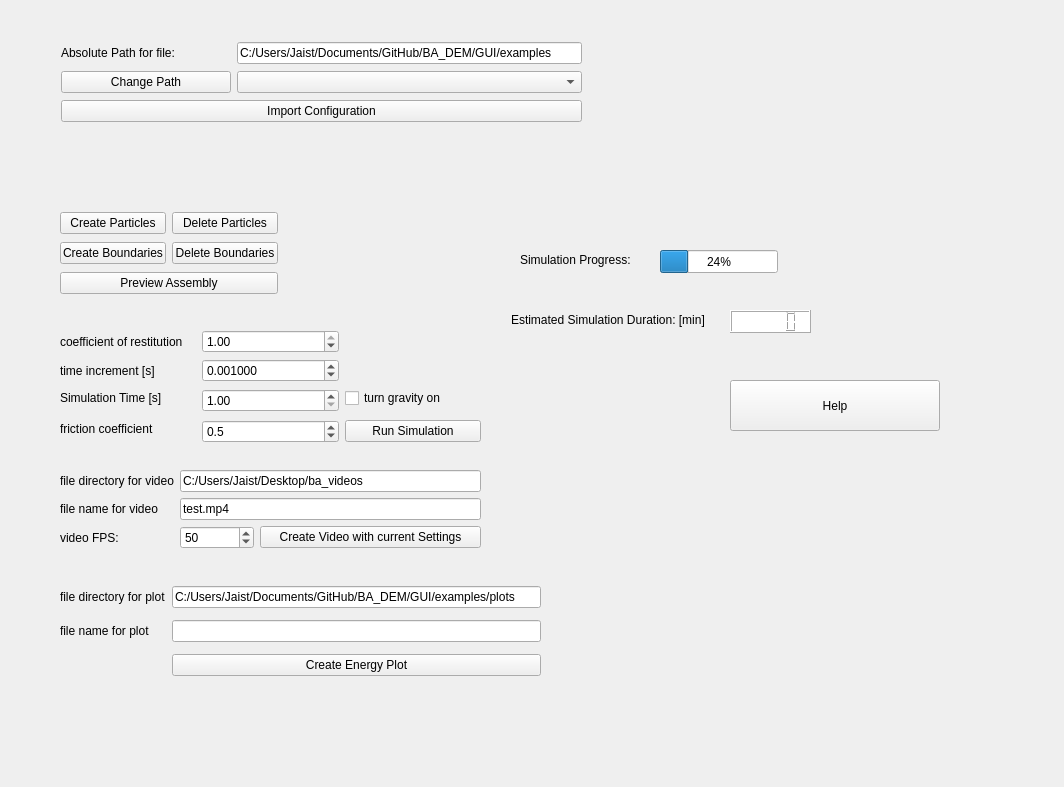
Before: the Qt Designer form GUI/MainWindow_test.ui in benediktjaist/BA_DEM, drawn with Qt 5.
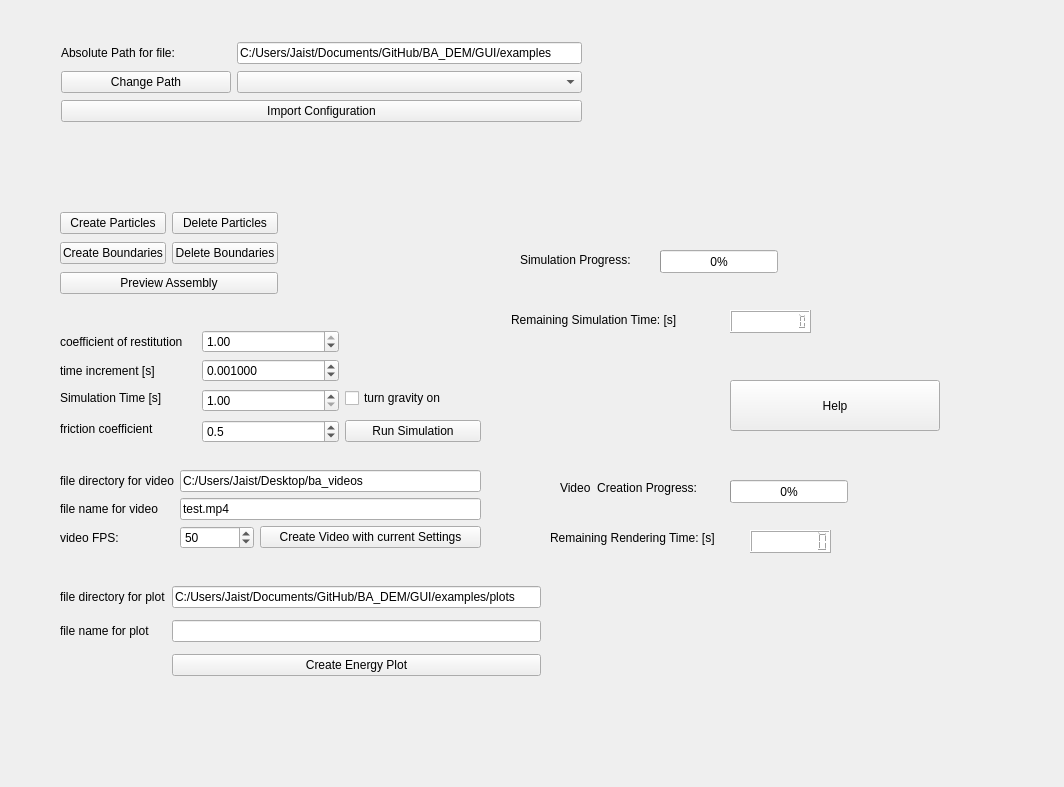
After: the same form once the commit is applied. Icons and pictures are not drawn.

Patch:
```diff
--- a/GUI/MainWindow_test.ui
+++ b/GUI/MainWindow_test.ui
@@ -56,7 +56,7 @@
      </rect>
     </property>
     <property name="value">
-     <number>24</number>
+     <number>0</number>
     </property>
    </widget>
    <widget class="QLabel" name="sim_progress_lab">
@@ -82,7 +82,7 @@
      </rect>
     </property>
     <property name="text">
-     <string>Estimated Simulation Duration: [min]</string>
+     <string>Remaining Simulation Time: [s]</string>
     </property>
    </widget>
    <widget class="QLCDNumber" name="sim_dur_lcdNumber">
@@ -99,6 +99,9 @@
 color: rgb(0, 101, 189);
 background-color: white;</string>
     </property>
+    <property name="digitCount">
+     <number>10</number>
+    </property>
    </widget>
    <widget class="QWidget" name="layoutWidget">
     <property name="geometry">
@@ -402,7 +405,7 @@
      </item>
     </layout>
    </widget>
-   <widget class="QWidget" name="">
+   <widget class="QWidget" name="layoutWidget">
     <property name="geometry">
      <rect>
       <x>61</x>
@@ -445,6 +448,63 @@
      </item>
     </layout>
    </widget>
+   <widget class="QLabel" name="vid_progress_label">
+    <property name="geometry">
+     <rect>
+      <x>560</x>
+      <y>480</y>
+      <width>141</width>
+      <height>16</height>
+     </rect>
+    </property>
+    <property name="text">
+     <string>Video  Creation Progress:</string>
+    </property>
+   </widget>
+   <widget class="QProgressBar" name="vid_progressBar">
+    <property name="geometry">
+     <rect>
+      <x>730</x>
+      <y>480</y>
+      <width>118</width>
+      <height>23</height>
+     </rect>
+    </property>
+    <property name="value">
+     <number>0</number>
+    </property>
+   </widget>
+   <widget class="QLabel" name="label_3">
+    <property name="geometry">
+     <rect>
+      <x>550</x>
+      <y>530</y>
+      <width>171</width>
+      <height>16</height>
+     </rect>
+    </property>
+    <property name="text">
+     <string>Remaining Rendering Time: [s]</string>
+    </property>
+   </widget>
+   <widget class="QLCDNumber" name="vid_dur_lcdNumber">
+    <property name="geometry">
+     <rect>
+      <x>750</x>
+      <y>530</y>
+      <width>81</width>
+      <height>23</height>
+     </rect>
+    </property>
+    <property name="styleSheet">
+     <string notr="true">font: 8pt &quot;MS Shell Dlg 2&quot;; 
+color: rgb(0, 101, 189);
+background-color: white;</string>
+    </property>
+    <property name="digitCount">
+     <number>8</number>
+    </property>
+   </widget>
   </widget>
  </widget>
  <resources/>
```
